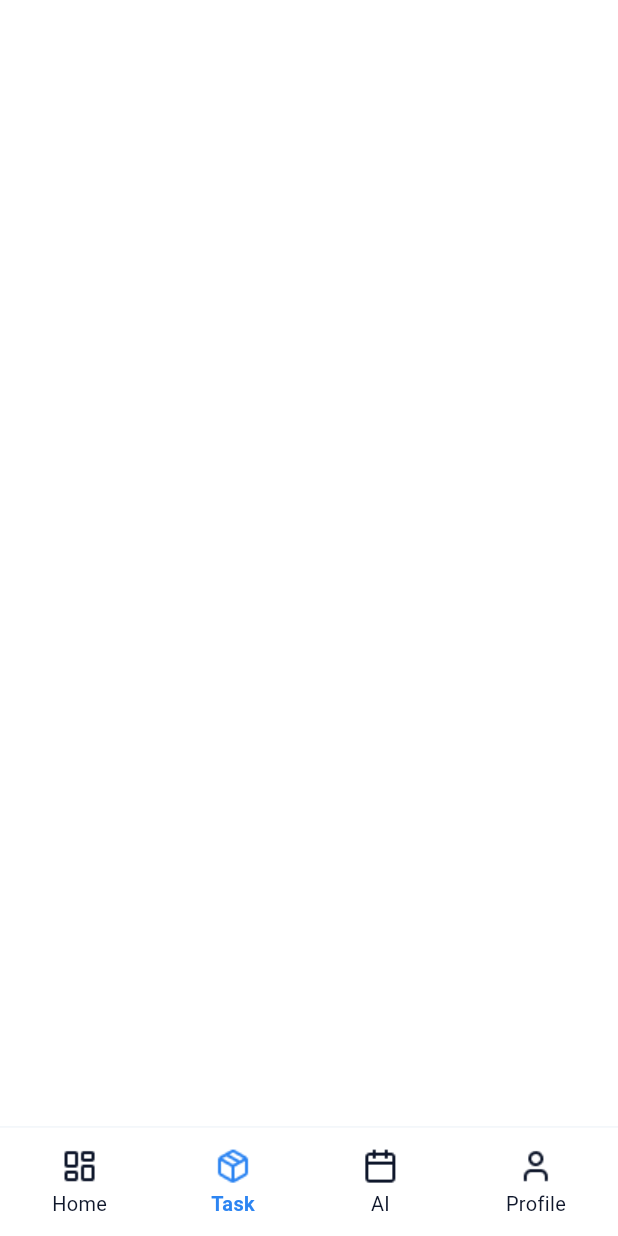
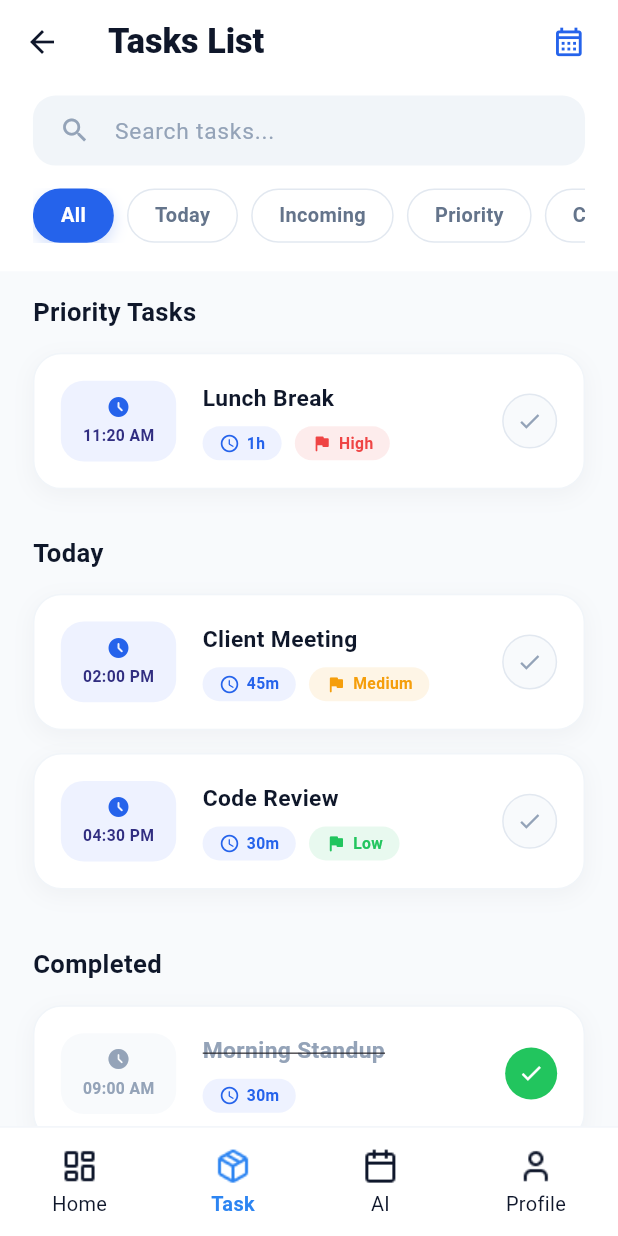
Before and after one commit to Mustafa-2097/shuhri, a Flutter app: the CustomerDashboard screen opened directly, after a tap on "Task", on a phone screen of 412 x 824 dp. Run offline on Flutter 3.47's test engine with Material 3 defaults, Android fonts, the light colour scheme and no system bars; our stand-ins replace device_preview, flutter_easyloading, flutter_screenutil, get, google_fonts, pin_code_fields and 1 more; accounts and stored records are empty.

Commit message:
Design the Ai,Task list Screen

```diff
--- a/lib/feature/customer_dashboard/dashboard/dashboard.dart
+++ b/lib/feature/customer_dashboard/dashboard/dashboard.dart
@@ -1,6 +1,8 @@
 import 'package:flutter/material.dart';
 import 'package:shuhri/feature/customer_dashboard/dashboard/widgets/bottom_nav.dart';
 import '../home/views/home_page.dart';
+import '../tasks/views/task_list_page.dart';
+import '../ai/views/ai_page.dart';
 import '../../profile/view/profile_page.dart';
 
 class CustomerDashboard extends StatefulWidget {
@@ -16,8 +18,8 @@ class _CustomerDashboardState extends State<CustomerDashboard> {
 
   final List<Widget> _screens = [
     HomePage(),
-    const SizedBox(),
-    const SizedBox(),
+    TaskListPage(),
+    const AIPage(),
     const ProfilePage(),
   ];
 
--- /dev/null
+++ b/lib/feature/customer_dashboard/tasks/views/task_list_page.dart
@@ -0,0 +1,311 @@
+import 'package:flutter/material.dart';
+import 'package:flutter_screenutil/flutter_screenutil.dart';
+import 'package:get/get.dart';
+import '../controllers/task_controller.dart';
+import 'edit_task_page.dart';
+
+class TaskListPage extends StatelessWidget {
+  TaskListPage({super.key});
+
+  final controller = Get.put(TaskController());
+
+  @override
+  Widget build(BuildContext context) {
+    return Scaffold(
+      backgroundColor: const Color(0xFFF8FAFC),
+      appBar: _buildAppBar(),
+      body: Column(
+        children: [
+          _buildSearchAndFilters(),
+          Expanded(
+            child: ListView(
+              padding: EdgeInsets.symmetric(horizontal: 20.w),
+              children: [
+                _buildSectionHeader('Priority Tasks'),
+                _buildTaskItem(
+                  time: '11:20 AM',
+                  title: 'Lunch Break',
+                  duration: '1h',
+                  priority: 'High',
+                  priorityColor: const Color(0xFFEF4444),
+                ),
+                SizedBox(height: 16.h),
+                _buildSectionHeader('Today'),
+                _buildTaskItem(
+                  time: '02:00 PM',
+                  title: 'Client Meeting',
+                  duration: '45m',
+                  priority: 'Medium',
+                  priorityColor: const Color(0xFFF59E0B),
+                ),
+                SizedBox(height: 16.h),
+                _buildTaskItem(
+                  time: '04:30 PM',
+                  title: 'Code Review',
+                  duration: '30m',
+                  priority: 'Low',
+                  priorityColor: const Color(0xFF22C55E),
+                ),
+                SizedBox(height: 24.h),
+                _buildSectionHeader('Completed'),
+                _buildTaskItem(
+                  time: '09:00 AM',
+                  title: 'Morning Standup',
+                  duration: '30m',
+                  isCompleted: true,
+                ),
+                SizedBox(height: 100.h), // Space for FAB
+              ],
+            ),
+          ),
+        ],
+      ),
+    );
+  }
+
+  PreferredSizeWidget _buildAppBar() {
+    return AppBar(
+      backgroundColor: Colors.white,
+      elevation: 0,
+      title: Text(
+        'Tasks List',
+        style: TextStyle(
+          fontSize: 24.sp,
+          fontWeight: FontWeight.w800,
+          color: const Color(0xFF0F172A),
+        ),
+      ),
+      actions: [
+        IconButton(
+          onPressed: () {},
+          icon: Icon(Icons.calendar_month_outlined, color: const Color(0xFF2563EB), size: 24.sp),
+        ),
+        SizedBox(width: 8.w),
+      ],
+    );
+  }
+
+  Widget _buildSearchAndFilters() {
+    return Container(
+      color: Colors.white,
+      padding: EdgeInsets.only(left: 20.w, right: 20.w, bottom: 20.h, top: 8.h),
+      child: Column(
+        children: [
+          // Search Bar
+          Container(
+            padding: EdgeInsets.symmetric(horizontal: 16.w),
+            decoration: BoxDecoration(
+              color: const Color(0xFFF1F5F9),
+              borderRadius: BorderRadius.circular(16.r),
+            ),
+            child: TextField(
+              decoration: InputDecoration(
+                icon: Icon(Icons.search, color: const Color(0xFF94A3B8), size: 22.sp),
+                hintText: 'Search tasks...',
+                hintStyle: TextStyle(color: const Color(0xFF94A3B8), fontSize: 16.sp),
+                border: InputBorder.none,
+                isDense: true,
+                contentPadding: EdgeInsets.symmetric(vertical: 12.h),
+              ),
+            ),
+          ),
+          SizedBox(height: 16.h),
+          // Filter Chips
+          SingleChildScrollView(
+            scrollDirection: Axis.horizontal,
+            child: Row(
+              children: [
+                _buildFilterChip('All', true),
+                _buildFilterChip('Today', false),
+                _buildFilterChip('Incoming', false),
+                _buildFilterChip('Priority', false),
+                _buildFilterChip('Completed', false),
+              ],
+            ),
+          ),
+        ],
+      ),
+    );
+  }
+
+  Widget _buildFilterChip(String label, bool isSelected) {
+    return Container(
+      margin: EdgeInsets.only(right: 8.w),
+      padding: EdgeInsets.symmetric(horizontal: 16.w, vertical: 8.h),
+      decoration: BoxDecoration(
+        color: isSelected ? const Color(0xFF2563EB) : Colors.white,
+        borderRadius: BorderRadius.circular(20.r),
+        border: Border.all(
+          color: isSelected ? const Color(0xFF2563EB) : const Color(0xFFE2E8F0),
+        ),
+        boxShadow: isSelected
+            ? [
+                BoxShadow(
+                  color: const Color(0xFF2563EB).withOpacity(0.2),
+                  blurRadius: 8,
+                  offset: const Offset(0, 4),
+                )
+              ]
+            : null,
+      ),
+      child: Text(
+        label,
+        style: TextStyle(
+          color: isSelected ? Colors.white : const Color(0xFF64748B),
+          fontSize: 14.sp,
+          fontWeight: isSelected ? FontWeight.w700 : FontWeight.w600,
+        ),
+      ),
+    );
+  }
+
+  Widget _buildSectionHeader(String title) {
+    return Padding(
+      padding: EdgeInsets.symmetric(vertical: 16.h),
+      child: Text(
+        title,
+        style: TextStyle(
+          fontSize: 18.sp,
+          fontWeight: FontWeight.w700,
+          color: const Color(0xFF0F172A),
+        ),
+      ),
+    );
+  }
+
+  Widget _buildTaskItem({
+    required String time,
+    required String title,
+    required String duration,
+    String? priority,
+    Color? priorityColor,
+    bool isCompleted = false,
+  }) {
+    return GestureDetector(
+      onTap: () => Get.bottomSheet(const EditTaskPage(), isScrollControlled: true),
+      child: Container(
+        padding: EdgeInsets.all(16.w),
+        decoration: BoxDecoration(
+          color: Colors.white,
+          borderRadius: BorderRadius.circular(20.r),
+          border: Border.all(color: const Color(0xFFF1F5F9)),
+          boxShadow: [
+            BoxShadow(
+              color: const Color(0xFF0F172A).withOpacity(0.04),
+              blurRadius: 12,
+              offset: const Offset(0, 4),
+            )
+          ],
+        ),
+        child: Row(
+          children: [
+            // Time Badge
+            Container(
+              width: 70.w,
+              padding: EdgeInsets.symmetric(vertical: 10.h),
+              decoration: BoxDecoration(
+                color: isCompleted ? const Color(0xFFF8FAFC) : const Color(0xFFEEF2FF),
+                borderRadius: BorderRadius.circular(16.r),
+              ),
+              child: Column(
+                children: [
+                  Icon(
+                    Icons.access_time_filled_rounded,
+                    color: isCompleted ? const Color(0xFF94A3B8) : const Color(0xFF2563EB),
+                    size: 16,
+                  ),
+                  SizedBox(height: 4.h),
+                  Text(
+                    time,
+                    style: TextStyle(
+                      fontSize: 11.sp,
+                      fontWeight: FontWeight.w700,
+                      color: isCompleted ? const Color(0xFF94A3B8) : const Color(0xFF312E81),
+                    ),
+                  ),
+                ],
+              ),
+            ),
+            SizedBox(width: 16.w),
+            // Details
+            Expanded(
+              child: Column(
+                crossAxisAlignment: CrossAxisAlignment.start,
+                children: [
+                  Text(
+                    title,
+                    style: TextStyle(
+                      fontSize: 16.sp,
+                      fontWeight: FontWeight.w700,
+                      color: isCompleted ? const Color(0xFF94A3B8) : const Color(0xFF0F172A),
+                      decoration: isCompleted ? TextDecoration.lineThrough : null,
+                    ),
+                  ),
+                  SizedBox(height: 8.h),
+                  Row(
+                    children: [
+                      _buildTag(
+                        icon: Icons.access_time_rounded,
+                        text: duration,
+                        color: const Color(0xFF2563EB),
+                        bgColor: const Color(0xFFEEF2FF),
+                      ),
+                      if (priority != null) ...[
+                        SizedBox(width: 8.w),
+                        _buildTag(
+                          icon: Icons.flag_rounded,
+                          text: priority,
+                          color: priorityColor!,
+                          bgColor: priorityColor.withOpacity(0.1),
+                        ),
+                      ],
+                    ],
+                  ),
+                ],
+              ),
+            ),
+            // Action Check
+            Container(
+              padding: EdgeInsets.all(8.w),
+              decoration: BoxDecoration(
+                color: isCompleted ? const Color(0xFF22C55E) : const Color(0xFFF8FAFC),
+                shape: BoxShape.circle,
+                border: isCompleted ? null : Border.all(color: const Color(0xFFE2E8F0)),
+              ),
+              child: Icon(
+                Icons.check,
+                color: isCompleted ? Colors.white : const Color(0xFF94A3B8),
+                size: 18.sp,
+              ),
+            ),
+          ],
+        ),
+      ),
+    );
+  }
+
+  Widget _buildTag({required IconData icon, required String text, required Color color, required Color bgColor}) {
+    return Container(
+      padding: EdgeInsets.symmetric(horizontal: 10.w, vertical: 4.h),
+      decoration: BoxDecoration(
+        color: bgColor,
+        borderRadius: BorderRadius.circular(20.r),
+      ),
+      child: Row(
+        mainAxisSize: MainAxisSize.min,
+        children: [
+          Icon(icon, color: color, size: 14),
+          SizedBox(width: 4.w),
+          Text(
+            text,
+            style: TextStyle(
+              fontSize: 11.sp,
+              fontWeight: FontWeight.w600,
+              color: color,
+            ),
+          ),
+        ],
+      ),
+    );
+  }
+}
```
Also changed, not shown: lib/feature/customer_dashboard/ai/views/ai_page.dart (added, +313 -0 lines).
